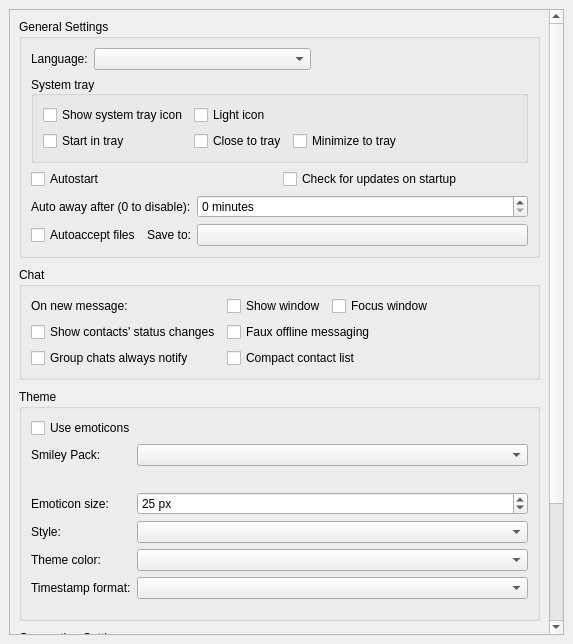
Before: the Qt Designer form src/widget/form/settings/generalsettings.ui in qTox/qTox, drawn with Qt 5.
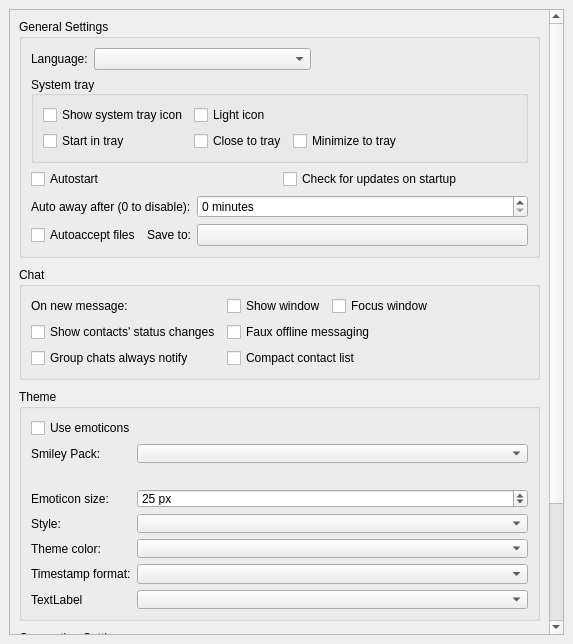
After: the same form once the commit is applied.

Commit message: closes tux3/qtox#1368 - settings to change dateformat

```diff
--- a/src/widget/form/settings/generalsettings.ui
+++ b/src/widget/form/settings/generalsettings.ui
@@ -38,7 +38,7 @@
       <property name="geometry">
        <rect>
         <x>0</x>
-        <y>-214</y>
+        <y>0</y>
         <width>539</width>
         <height>838</height>
        </rect>
@@ -571,6 +571,16 @@
               </property>
              </widget>
             </item>
+            <item row="6" column="0">
+             <widget class="QLabel" name="dateformatLabel">
+              <property name="text">
+               <string>TextLabel</string>
+              </property>
+             </widget>
+            </item>
+            <item row="6" column="1">
+             <widget class="QComboBox" name="dateFormats"/>
+            </item>
            </layout>
           </item>
          </layout>
```
The commit also changes 7 other files.
